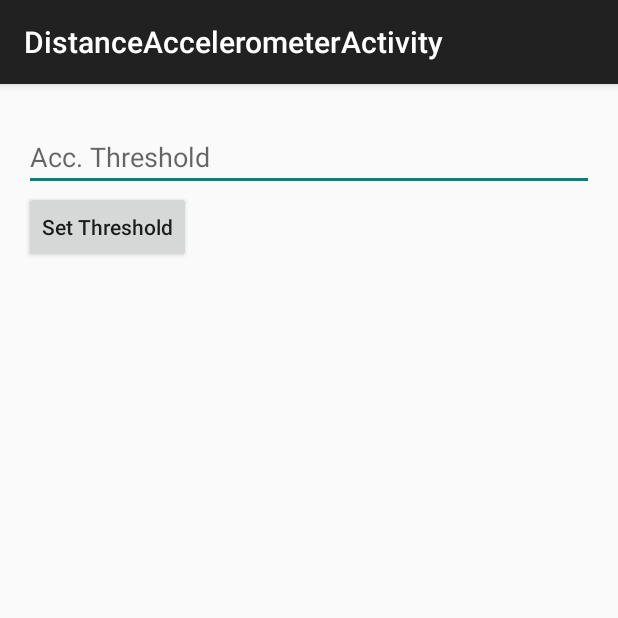
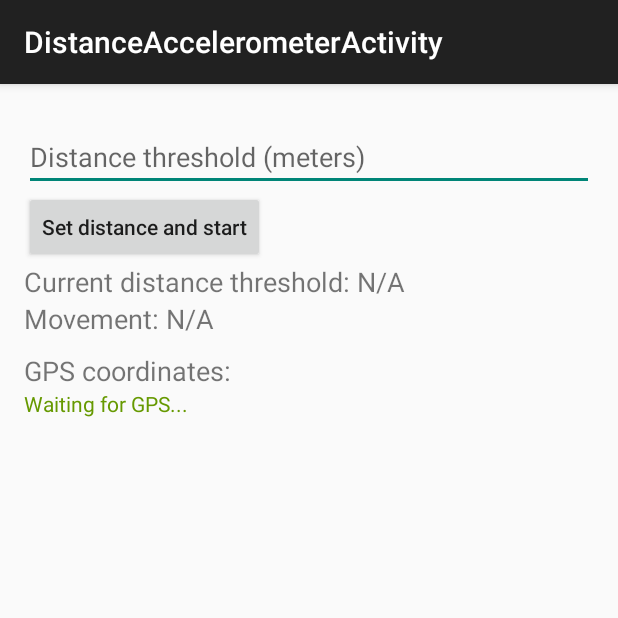
Before and after one commit to YnkDK/PP-Project2, an Android app: the DistanceAccelerometerActivity screen opened directly, with no data from a screen before it, on a phone screen of 412 x 824 dp, the top half of it. Run offline under Robolectric (Android 15) with nearby library versions, the phone set to English and light mode, and no system bars.

Commit message:
Adapted to use filters

```diff
--- a/app/src/main/java/dk/au/pp13/positionfinder/DistanceAccelerometerActivity.java
+++ b/app/src/main/java/dk/au/pp13/positionfinder/DistanceAccelerometerActivity.java
@@ -5,41 +5,67 @@ import android.hardware.Sensor;
 import android.hardware.SensorEvent;
 import android.hardware.SensorEventListener;
 import android.hardware.SensorManager;
+import android.location.LocationManager;
+import android.os.Bundle;
 import android.support.v7.app.ActionBarActivity;
-import android.os.Bundle;
-import android.view.Menu;
-import android.view.MenuItem;
 import android.view.View;
 import android.widget.EditText;
-import android.widget.Toast;
+import android.widget.TextView;
+
+import dk.au.pp13.positionfinder.filters.AccelerometerFilter;
 
 
 public class DistanceAccelerometerActivity extends ActionBarActivity implements SensorEventListener {
 
-    private SensorManager mSensorManager;
-    private Sensor mSensor;
     private float lastX = 0, lastY = 0, lastZ = 0;
-    private float threshold;
-    private EditText thresholdText;
+    private final float THRESHOLD = 4;
+    private AccelerometerFilter filter;
+    private TextView gpsCoordinates;
+    private TextView maxDistance;
+    private EditText editFieldDistance;
+    private LocationManager locationManager;
+    private GPSListener locationListener;
+    private TextView movementBool;
 
     @Override
     protected void onCreate(Bundle savedInstanceState) {
         super.onCreate(savedInstanceState);
         setContentView(R.layout.activity_distance_accelerometer);
 
-        mSensorManager = (SensorManager) getSystemService(Context.SENSOR_SERVICE);
-        mSensor = mSensorManager.getDefaultSensor(Sensor.TYPE_ACCELEROMETER);
+        SensorManager mSensorManager = (SensorManager) getSystemService(Context.SENSOR_SERVICE);
+        Sensor mSensor = mSensorManager.getDefaultSensor(Sensor.TYPE_ACCELEROMETER);
         mSensorManager.registerListener(this, mSensor, SensorManager.SENSOR_DELAY_UI);
 
-        thresholdText = (EditText) findViewById(R.id.inputFieldThreshold);
+        filter = null;
+
+        gpsCoordinates = (TextView) findViewById(R.id.gpsCoordinates);
+        maxDistance = (TextView) findViewById(R.id.maxDistance);
+        movementBool = (TextView) findViewById(R.id.movementBool);
+        editFieldDistance = (EditText) findViewById(R.id.inputFieldDistance);
+
+        gpsCoordinates.setText("Waiting for GPS...");
+
+        locationManager = (LocationManager) getSystemService(Context.LOCATION_SERVICE);
+        locationListener = new GPSListener(gpsCoordinates);
+
+        locationManager.requestLocationUpdates(LocationManager.GPS_PROVIDER, 0, 0,
+                locationListener);
     }
 
     @Override
     public void onSensorChanged(SensorEvent sensorEvent) {
-        if(Math.abs(lastX - sensorEvent.values[0]) > threshold ||
-           Math.abs(lastY - sensorEvent.values[1]) > threshold ||
-           Math.abs(lastZ - sensorEvent.values[2]) > threshold) {
-            Toast.makeText(getBaseContext(), "MOVEMENT", Toast.LENGTH_SHORT).show();
+        if (Math.abs(lastX - sensorEvent.values[0]) > THRESHOLD ||
+                Math.abs(lastY - sensorEvent.values[1]) > THRESHOLD ||
+                Math.abs(lastZ - sensorEvent.values[2]) > THRESHOLD) {
+            if (filter != null) {
+                filter.movement();
+                movementBool.setText("Movement: YES");
+            }
+        } else {
+            if (filter != null) {
+                filter.noMovement();
+                movementBool.setText("Movement: no.");
+            }
         }
 
         lastX = sensorEvent.values[0];
@@ -52,7 +78,14 @@ public class DistanceAccelerometerActivity extends ActionBarActivity implements
 
     }
 
-    public void setThreshold(View view) {
-        threshold = Integer.valueOf(thresholdText.getText().toString());
+    public void setDistance(View view) {
+        if (editFieldDistance.getText().length() > 0) {
+            long distance = Long.parseLong(String.valueOf(editFieldDistance.getText()));
+            filter = new AccelerometerFilter(distance);
+            this.locationListener.setFilter(filter);
+
+            maxDistance.setText("Current distance threshold: " + distance + " meters");
+            editFieldDistance.setText("");
+        }
     }
 }
--- a/app/src/main/res/layout/activity_distance_accelerometer.xml
+++ b/app/src/main/res/layout/activity_distance_accelerometer.xml
@@ -1,26 +1,52 @@
-<RelativeLayout xmlns:android="http://schemas.android.com/apk/res/android"
+<LinearLayout xmlns:android="http://schemas.android.com/apk/res/android"
     xmlns:tools="http://schemas.android.com/tools" android:layout_width="match_parent"
     android:layout_height="match_parent" android:paddingLeft="@dimen/activity_horizontal_margin"
     android:paddingRight="@dimen/activity_horizontal_margin"
     android:paddingTop="@dimen/activity_vertical_margin"
     android:paddingBottom="@dimen/activity_vertical_margin"
+    android:orientation="vertical"
     tools:context="dk.au.pp13.positionfinder.DistanceAccelerometerActivity">
 
     <EditText
-        android:id="@+id/inputFieldThreshold"
+        android:id="@+id/inputFieldDistance"
         android:layout_width="match_parent"
         android:layout_height="wrap_content"
-        android:hint="Acc. Threshold"
+        android:hint="@string/distance_threshold"
         android:layout_marginTop="10dp"
         android:textSize="18sp"
         android:inputType="number" />
 
     <Button
-        android:layout_below="@+id/inputFieldThreshold"
         android:layout_width="wrap_content"
         android:layout_height="wrap_content"
-        android:text="Set Threshold"
+        android:text="@string/set_distance"
         android:textAllCaps="false"
-        android:onClick="setThreshold" />
+        android:onClick="setDistance" />
 
-</RelativeLayout>
+    <TextView
+        android:id="@+id/maxDistance"
+        android:layout_width="wrap_content"
+        android:layout_height="wrap_content"
+        android:textSize="18sp"
+        android:text="@string/current_initial_distance_threshold" />
+
+    <TextView
+        android:id="@+id/movementBool"
+        android:layout_width="wrap_content"
+        android:layout_height="wrap_content"
+        android:textSize="18sp"
+        android:text="@string/current_initial_movement" />
+
+    <TextView
+        android:layout_width="wrap_content"
+        android:layout_height="wrap_content"
+        android:text="@string/gps_coordinates"
+        android:textSize="18sp"
+        android:layout_marginTop="10dp" />
+
+    <TextView
+        android:id="@+id/gpsCoordinates"
+        android:layout_width="match_parent"
+        android:layout_height="wrap_content"
+        android:textColor="@android:color/holo_green_dark" />
+</LinearLayout>
--- a/app/src/main/res/values/strings.xml
+++ b/app/src/main/res/values/strings.xml
@@ -22,4 +22,5 @@
     <string name="waypoint_collector">Waypoint collector</string>
     <string name="collect_waypoint">Collect waypoint</string>
     <string name="collect">SET WAYPOINT HERE</string>
+    <string name="current_initial_movement">Movement: N/A</string>
 </resources>
```
Also changed, not shown: app/src/main/java/dk/au/pp13/positionfinder/filters/AccelerometerFilter.java (added, +28 -0 lines).
